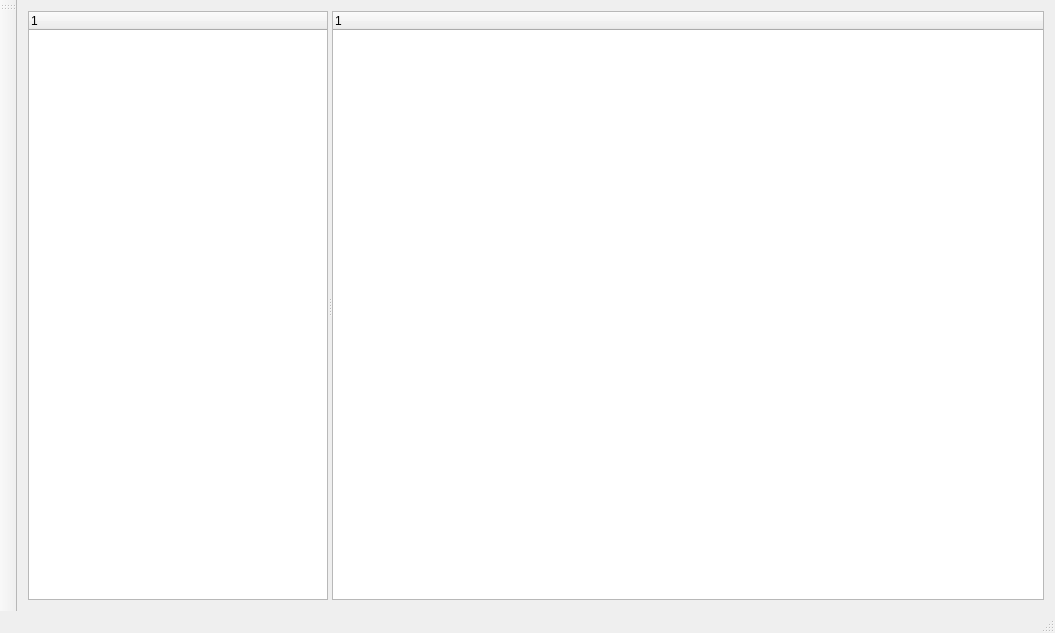
Old version of the form mainwindow.ui in the repository m0hadang/elfviewr.
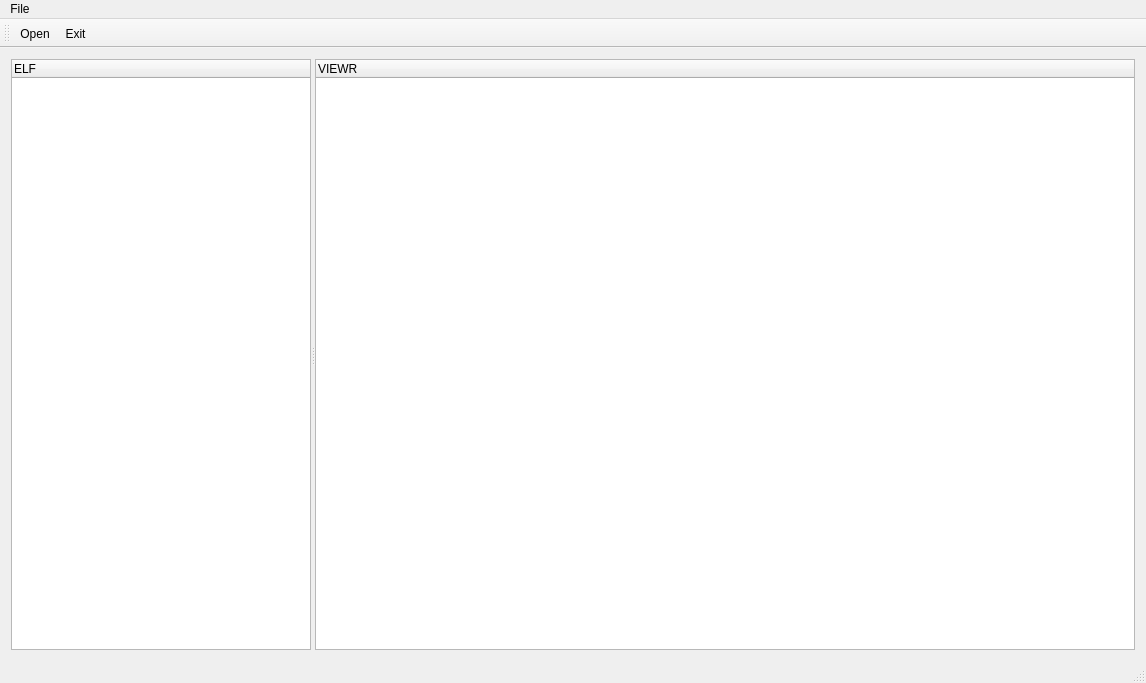
New version of the form.

```diff
--- a/mainwindow.ui
+++ b/mainwindow.ui
@@ -6,8 +6,8 @@
    <rect>
     <x>0</x>
     <y>0</y>
-    <width>1055</width>
-    <height>633</height>
+    <width>1146</width>
+    <height>683</height>
    </rect>
   </property>
   <property name="windowTitle">
@@ -32,14 +32,14 @@
        </property>
        <column>
         <property name="text">
-         <string notr="true">1</string>
+         <string>ELF</string>
         </property>
        </column>
       </widget>
       <widget class="QTreeWidget" name="treeWidgetValue">
        <column>
         <property name="text">
-         <string notr="true">1</string>
+         <string>VIEWR</string>
         </property>
        </column>
       </widget>
@@ -52,20 +52,40 @@
     <rect>
      <x>0</x>
      <y>0</y>
-     <width>1055</width>
+     <width>1146</width>
      <height>25</height>
     </rect>
    </property>
+   <widget class="QMenu" name="menuFile">
+    <property name="title">
+     <string>File</string>
+    </property>
+    <addaction name="actionOpen"/>
+    <addaction name="actionExit"/>
+   </widget>
+   <addaction name="menuFile"/>
   </widget>
   <widget class="QToolBar" name="mainToolBar">
    <attribute name="toolBarArea">
-    <enum>LeftToolBarArea</enum>
+    <enum>TopToolBarArea</enum>
    </attribute>
    <attribute name="toolBarBreak">
-    <bool>false</bool>
+    <bool>true</bool>
    </attribute>
+   <addaction name="actionOpen"/>
+   <addaction name="actionExit"/>
   </widget>
   <widget class="QStatusBar" name="statusBar"/>
+  <action name="actionOpen">
+   <property name="text">
+    <string>Open</string>
+   </property>
+  </action>
+  <action name="actionExit">
+   <property name="text">
+    <string>Exit</string>
+   </property>
+  </action>
  </widget>
  <layoutdefault spacing="6" margin="11"/>
  <resources/>
```
